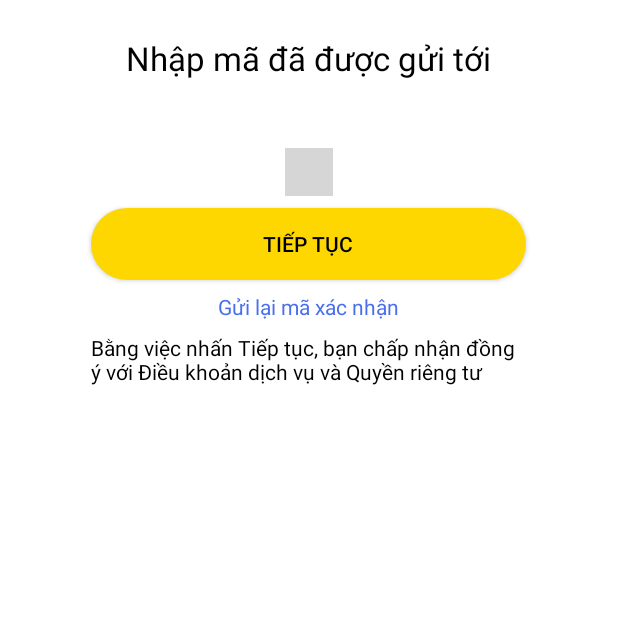
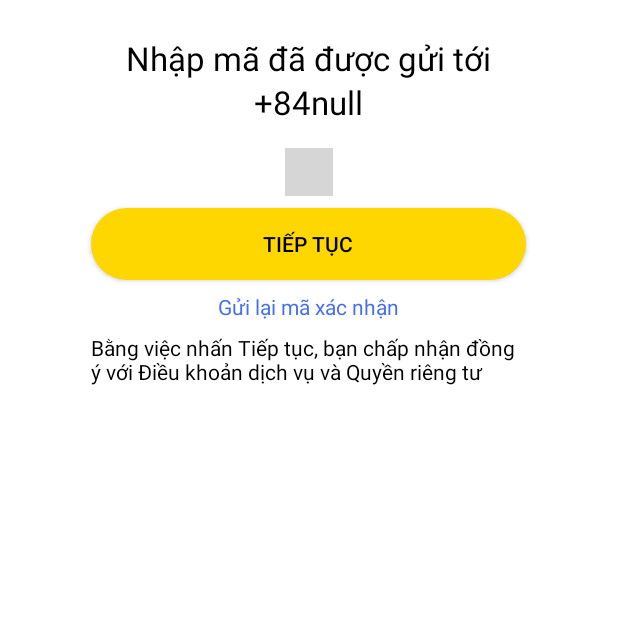
Before and after one commit to magenta99/BarberShoppp, an Android app: the ConfirmCodeActivity screen opened directly, with no data from a screen before it, on a phone screen of 412 x 824 dp, the top half of it. Run offline under Robolectric (Android 15) with nearby library versions, the phone set to English and light mode, and no system bars; our stand-ins replace Firebase (no records; nobody signed in at launch, a user with empty details on screens opened directly); libraries missing offline, so code that uses them is left out: com.androidnetworking, com.androidnetworking.common, com.androidnetworking.error, com.androidnetworking.interfaces, com.chaos.view and 1 more; plain views replace PinView; 3 statements that could not run were skipped; grey boxes are pictures that could not be loaded.

Commit message:
fix bug code otp

```diff
--- a/app/src/main/java/com/example/barbershop/activity/ConfirmCodeActivity.java
+++ b/app/src/main/java/com/example/barbershop/activity/ConfirmCodeActivity.java
@@ -36,7 +36,7 @@ public class ConfirmCodeActivity extends BaseActivity {
     private PinView pvCode;
     private Button btnContinue;
     private TextView tvResendCode;
-//    private FirebaseAuth mAuth;
+    //    private FirebaseAuth mAuth;
 //    String codeSent;
     String phoneNumber;
     String requestId;
@@ -47,7 +47,7 @@ public class ConfirmCodeActivity extends BaseActivity {
         super.onCreate(savedInstanceState);
         setContentView(R.layout.activity_confirm_code);
         tvPhoneNumber = findViewById(R.id.tvPhoneNumber);
-      //  mAuth = FirebaseAuth.getInstance();
+        //  mAuth = FirebaseAuth.getInstance();
         pvCode = findViewById(R.id.pvCode);
         btnContinue = findViewById(R.id.btnContinue);
         tvResendCode = findViewById(R.id.tvResendCode);
@@ -58,7 +58,7 @@ public class ConfirmCodeActivity extends BaseActivity {
         String id = bundle.getString("request_id", "");
         phoneNumber = phone;
         requestId = id;
-        tvPhoneNumber.setText(phoneNumber);
+        tvPhoneNumber.setText("+84"+phoneNumber);
 
         btnContinue.setOnClickListener(new View.OnClickListener() {
             @Override
@@ -89,7 +89,7 @@ public class ConfirmCodeActivity extends BaseActivity {
                         try {
                             Log.d("checkOtp", response.toString());
                             String status = response.getString("status");
-                            if (status == "0") {
+                            if (Integer.parseInt(status) == 0) {
                                 Intent intent = new Intent(ConfirmCodeActivity.this, HomeActivity.class);
                                 startActivity(intent);
                                 saveUsername(phone);
@@ -122,7 +122,7 @@ public class ConfirmCodeActivity extends BaseActivity {
                         try {
                             Log.d("confirmOtp", response.toString());
                             String status = response.getString("status");
-                            if (status == "0") {
+                            if (Integer.parseInt(status) == 0) {
                                 showMessegeSuccess("Mã đã gửi lại thành công");
                                 String id = response.getString("request_id");
                                 requestId = id;
@@ -145,7 +145,7 @@ public class ConfirmCodeActivity extends BaseActivity {
     private void saveUsername(String phoneNumber) {
         SharedPreferences sharedPreferences = getSharedPreferences("USER", MODE_PRIVATE);
         SharedPreferences.Editor edit = sharedPreferences.edit();
-        edit.putString("NAME", phoneNumber);
+        edit.putString("NAME", "+84"+phoneNumber);
         edit.apply();
     }
 
```
Also changed, not shown: app/src/main/java/com/example/barbershop/activity/MainActivity.java (+3 -5 lines).
